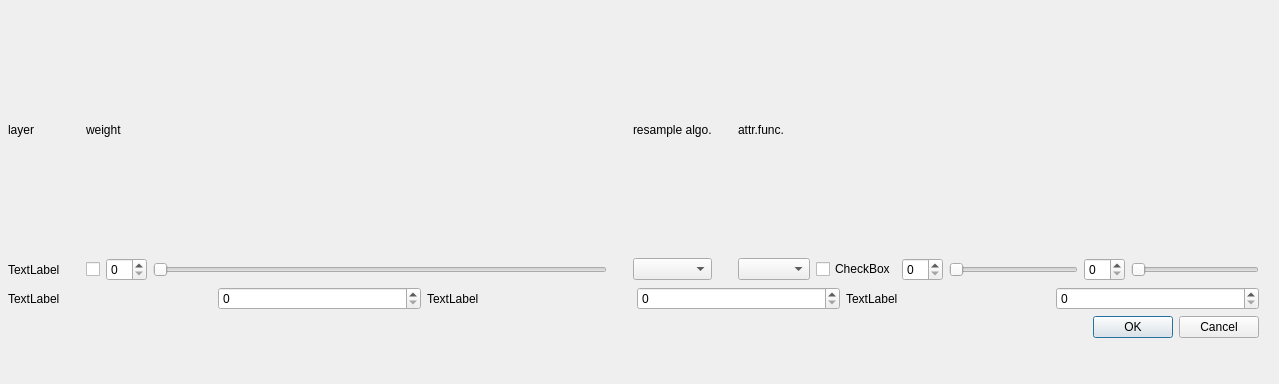
The window that pan_batido/pan_batido_dialog_base.ui (fire2a/qgis-pan-europeo) describes before a commit, drawn with Qt 5.
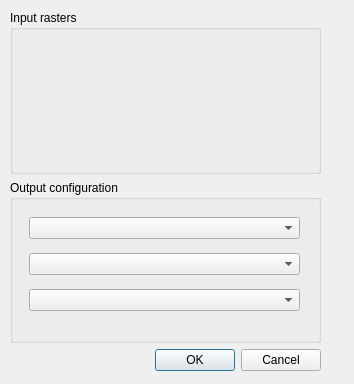
The same window after the commit. Custom widgets are drawn as their Qt base class.

```diff
--- a/pan_batido/pan_batido_dialog_base.ui
+++ b/pan_batido/pan_batido_dialog_base.ui
@@ -6,7 +6,7 @@
    <rect>
     <x>0</x>
     <y>0</y>
-    <width>1279</width>
+    <width>354</width>
     <height>384</height>
    </rect>
   </property>
@@ -16,182 +16,58 @@
   <widget class="QWidget" name="verticalLayoutWidget">
    <property name="geometry">
     <rect>
-     <x>8</x>
-     <y>7</y>
-     <width>1251</width>
-     <height>331</height>
+     <x>10</x>
+     <y>10</y>
+     <width>311</width>
+     <height>361</height>
     </rect>
    </property>
-   <layout class="QVBoxLayout" name="verticalLayout_2">
+   <layout class="QVBoxLayout" name="verticalLayout">
     <item>
-     <layout class="QGridLayout" name="gridLayout">
-      <item row="0" column="2">
-       <widget class="QLabel" name="label_2">
-        <property name="text">
-         <string>weight</string>
-        </property>
-       </widget>
-      </item>
-      <item row="1" column="6">
-       <layout class="QHBoxLayout" name="horizontalLayout_2">
-        <item>
-         <widget class="QComboBox" name="comboBox_2"/>
-        </item>
-        <item>
-         <widget class="QCheckBox" name="checkBox_2">
-          <property name="text">
-           <string>CheckBox</string>
-          </property>
-         </widget>
-        </item>
-        <item>
-         <widget class="QSpinBox" name="spinBox_2"/>
-        </item>
-        <item>
-         <widget class="QSlider" name="horizontalSlider_2">
-          <property name="orientation">
-           <enum>Qt::Horizontal</enum>
-          </property>
-         </widget>
-        </item>
-        <item>
-         <widget class="QSpinBox" name="spinBox_3"/>
-        </item>
-        <item>
-         <widget class="QSlider" name="horizontalSlider_3">
-          <property name="orientation">
-           <enum>Qt::Horizontal</enum>
-          </property>
-         </widget>
-        </item>
-       </layout>
-      </item>
-      <item row="1" column="4">
-       <widget class="QComboBox" name="comboBox"/>
-      </item>
-      <item row="0" column="0">
-       <widget class="QLabel" name="label">
-        <property name="text">
-         <string>layer</string>
-        </property>
-       </widget>
-      </item>
-      <item row="0" column="1" rowspan="2">
-       <spacer name="verticalSpacer">
-        <property name="orientation">
-         <enum>Qt::Vertical</enum>
-        </property>
-        <property name="sizeHint" stdset="0">
-         <size>
-          <width>20</width>
-          <height>40</height>
-         </size>
-        </property>
-       </spacer>
-      </item>
-      <item row="0" column="6">
-       <widget class="QLabel" name="label_4">
-        <property name="text">
-         <string>attr.func.</string>
-        </property>
-       </widget>
-      </item>
-      <item row="1" column="2">
-       <layout class="QHBoxLayout" name="horizontalLayout">
-        <item>
-         <widget class="QCheckBox" name="checkBox">
-          <property name="text">
-           <string/>
-          </property>
-         </widget>
-        </item>
-        <item>
-         <widget class="QSpinBox" name="spinBox"/>
-        </item>
-        <item>
-         <widget class="QSlider" name="horizontalSlider">
-          <property name="orientation">
-           <enum>Qt::Horizontal</enum>
-          </property>
-         </widget>
-        </item>
-       </layout>
-      </item>
-      <item row="1" column="0">
-       <widget class="QLabel" name="label_5">
-        <property name="text">
-         <string>TextLabel</string>
-        </property>
-       </widget>
-      </item>
-      <item row="0" column="4">
-       <widget class="QLabel" name="label_3">
-        <property name="text">
-         <string>resample algo.</string>
-        </property>
-       </widget>
-      </item>
-      <item row="0" column="3" rowspan="2">
-       <spacer name="verticalSpacer_2">
-        <property name="orientation">
-         <enum>Qt::Vertical</enum>
-        </property>
-        <property name="sizeHint" stdset="0">
-         <size>
-          <width>20</width>
-          <height>40</height>
-         </size>
-        </property>
-       </spacer>
-      </item>
-      <item row="0" column="5" rowspan="2">
-       <spacer name="verticalSpacer_3">
-        <property name="orientation">
-         <enum>Qt::Vertical</enum>
-        </property>
-        <property name="sizeHint" stdset="0">
-         <size>
-          <width>20</width>
-          <height>40</height>
-         </size>
-        </property>
-       </spacer>
-      </item>
-     </layout>
+     <widget class="QGroupBox" name="groupBox">
+      <property name="title">
+       <string>Input rasters</string>
+      </property>
+      <widget class="QWidget" name="verticalLayoutWidget_2">
+       <property name="geometry">
+        <rect>
+         <x>19</x>
+         <y>29</y>
+         <width>271</width>
+         <height>121</height>
+        </rect>
+       </property>
+       <layout class="QVBoxLayout" name="verticalLayout_2"/>
+      </widget>
+     </widget>
     </item>
     <item>
-     <layout class="QHBoxLayout" name="horizontalLayout_3">
-      <item>
-       <widget class="QLabel" name="label_6">
-        <property name="text">
-         <string>TextLabel</string>
-        </property>
-       </widget>
-      </item>
-      <item>
-       <widget class="QSpinBox" name="spinBox_4"/>
-      </item>
-      <item>
-       <widget class="QLabel" name="label_7">
-        <property name="text">
-         <string>TextLabel</string>
-        </property>
-       </widget>
-      </item>
-      <item>
-       <widget class="QSpinBox" name="spinBox_5"/>
-      </item>
-      <item>
-       <widget class="QLabel" name="label_8">
-        <property name="text">
-         <string>TextLabel</string>
-        </property>
-       </widget>
-      </item>
-      <item>
-       <widget class="QSpinBox" name="spinBox_6"/>
-      </item>
-     </layout>
+     <widget class="QGroupBox" name="groupBox_2">
+      <property name="title">
+       <string>Output configuration</string>
+      </property>
+      <widget class="QWidget" name="verticalLayoutWidget_3">
+       <property name="geometry">
+        <rect>
+         <x>19</x>
+         <y>29</y>
+         <width>271</width>
+         <height>111</height>
+        </rect>
+       </property>
+       <layout class="QVBoxLayout" name="verticalLayout_3">
+        <item>
+         <widget class="QgsCheckableComboBox" name="mComboBox"/>
+        </item>
+        <item>
+         <widget class="QgsMapLayerComboBox" name="mMapLayerComboBox"/>
+        </item>
+        <item>
+         <widget class="QComboBox" name="comboBox"/>
+        </item>
+       </layout>
+      </widget>
+     </widget>
     </item>
     <item>
      <widget class="QDialogButtonBox" name="buttonBox">
@@ -203,6 +79,18 @@
    </layout>
   </widget>
  </widget>
+ <customwidgets>
+  <customwidget>
+   <class>QgsCheckableComboBox</class>
+   <extends>QComboBox</extends>
+   <header>qgscheckablecombobox.h</header>
+  </customwidget>
+  <customwidget>
+   <class>QgsMapLayerComboBox</class>
+   <extends>QComboBox</extends>
+   <header>qgsmaplayercombobox.h</header>
+  </customwidget>
+ </customwidgets>
  <resources/>
  <connections/>
 </ui>
```
